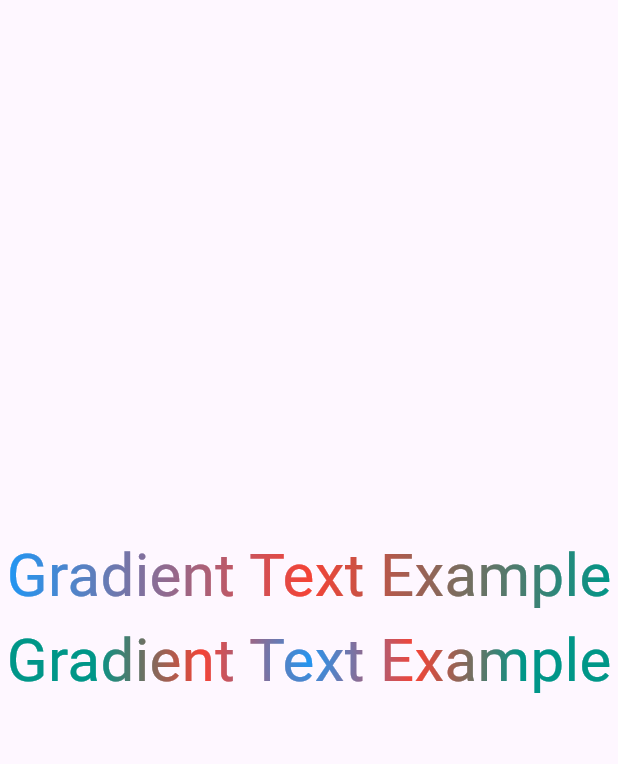
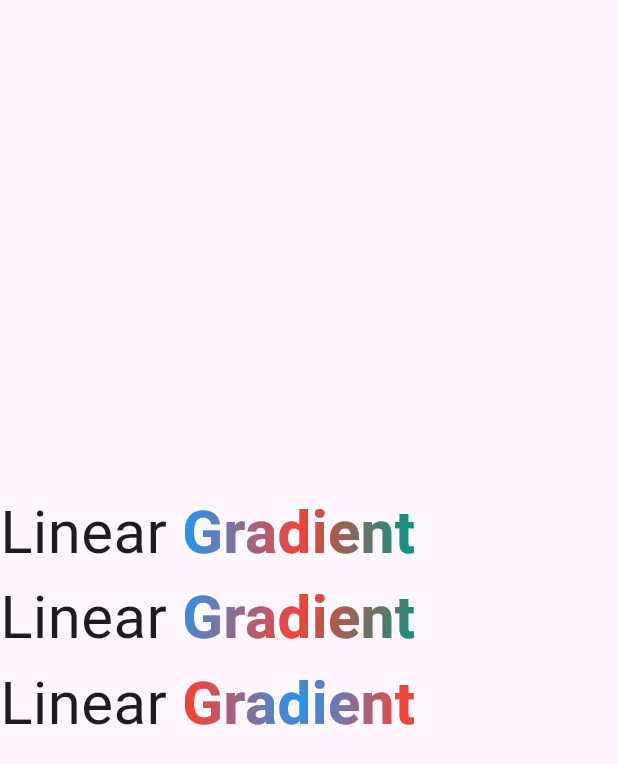
Before and after one commit to astudilloalex/flutter_gradient_text, a Flutter app: the screen it shows after launch, on a phone screen of 412 x 824 dp. Shown: the top 764 px of the screen. Run offline on Flutter 3.47's test engine with Material 3 defaults, Android fonts, the phone set to English and light mode, and no system bars.

Commit message:
extended example

```diff
--- a/example/lib/main.dart
+++ b/example/lib/main.dart
@@ -17,10 +17,18 @@ class MyApp extends StatelessWidget {
           child: Column(
             mainAxisAlignment: MainAxisAlignment.center,
             children: [
+              Row(
+                children: [
+                  const Text(
+                    'Linear ',
+                    style: TextStyle(fontSize: 40.0),
+                  ),
+                  // This is an example for `LinearGradient` with default direction
                   GradientText(
-                'Gradient Text Example',
+                    'Gradient',
                     style: const TextStyle(
                       fontSize: 40.0,
+                      fontWeight: FontWeight.bold,
                     ),
                     colors: const [
                       Colors.blue,
@@ -28,12 +36,46 @@ class MyApp extends StatelessWidget {
                       Colors.teal,
                     ],
                   ),
-              // This is a example for RadialGradient
+                ],
+              ),
+              Row(
+                children: [
+                  const Text(
+                    'Linear ',
+                    style: TextStyle(fontSize: 40.0),
+                  ),
+                  // This is an example for `LinearGradient` with custom diagonal direction
+                  // brttl = Bottom Right To Top Left
+                  // The diagonal directions are only distinguishable from there axis
+                  // counterparts when the text is quite short
+                  GradientText(
+                    'Gradient',
+                    style: const TextStyle(
+                      fontSize: 40.0,
+                      fontWeight: FontWeight.bold,
+                    ),
+                    gradientDirection: GradientDirection.tltbr,
+                    colors: const [
+                      Colors.blue,
+                      Colors.red,
+                      Colors.teal,
+                    ],
+                  ),
+                ],
+              ),
+              Row(
+                children: [
+                  const Text(
+                    'Linear ',
+                    style: TextStyle(fontSize: 40.0),
+                  ),
+                  // This is an example for `RadialGradient`
                   // Use Radius when use radial gradient text
                   GradientText(
-                'Gradient Text Example',
+                    'Gradient',
                     style: const TextStyle(
                       fontSize: 40.0,
+                      fontWeight: FontWeight.bold,
                     ),
                     gradientType: GradientType.radial,
                     radius: 2.5,
@@ -45,6 +87,8 @@ class MyApp extends StatelessWidget {
                   ),
                 ],
               ),
+            ],
+          ),
         ),
       ),
     );
```
Lines whose indentation alone changed are shown as unchanged.
